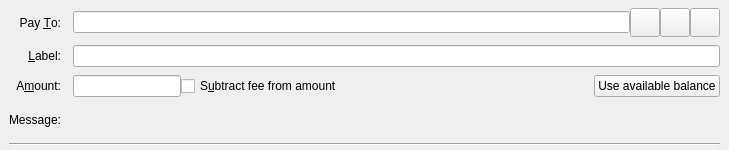
Qt form src/qt/forms/sendcoinsentry.ui (gjhiggins/vcoincore) before a commit.
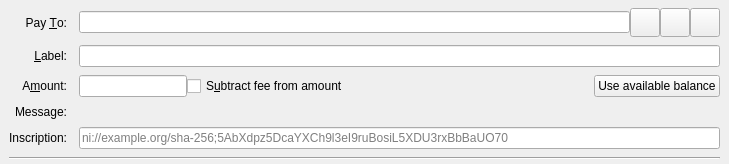
The same form after that commit. Icons and pictures are not drawn. Custom widgets are drawn as their Qt base class.

Diff of the .ui file:
```diff
--- a/src/qt/forms/sendcoinsentry.ui
+++ b/src/qt/forms/sendcoinsentry.ui
@@ -206,8 +206,34 @@
       </property>
      </widget>
     </item>
-    <item row="4" column="0" colspan="2">
-     <widget class="Line" name="line">
+    <item row="4" column="0">
+     <widget class="QLabel" name="inscriptionLabel">
+      <property name="text">
+       <string>Inscription:</string>
+      </property>
+      <property name="alignment">
+       <set>Qt::AlignRight|Qt::AlignTrailing|Qt::AlignVCenter</set>
+      </property>
+      <property name="buddy">
+       <cstring>inscriptionText</cstring>
+      </property>
+     </widget>
+    </item>
+    <item row="4" column="1">
+     <widget class="QLineEdit" name="inscriptionText">
+      <property name="toolTip">
+       <string>A (100-character max) string of ASCII characters to be stored with the transaction on the V Core network.</string>
+      </property>
+      <property name="placeholderText">
+       <string>ni://example.org/sha-256;5AbXdpz5DcaYXCh9l3eI9ruBosiL5XDU3rxBbBaUO70</string>
+      </property>
+      <property name="clearButtonEnabled">
+       <bool>true</bool>
+      </property>
+     </widget>
+    </item>
+    <item row="5" column="0" colspan="2">
+     <widget class="Line" name="line2">
       <property name="orientation">
        <enum>Qt::Horizontal</enum>
       </property>
```
Left out of the diff: 45 changed lines with no effect on the pictures.
